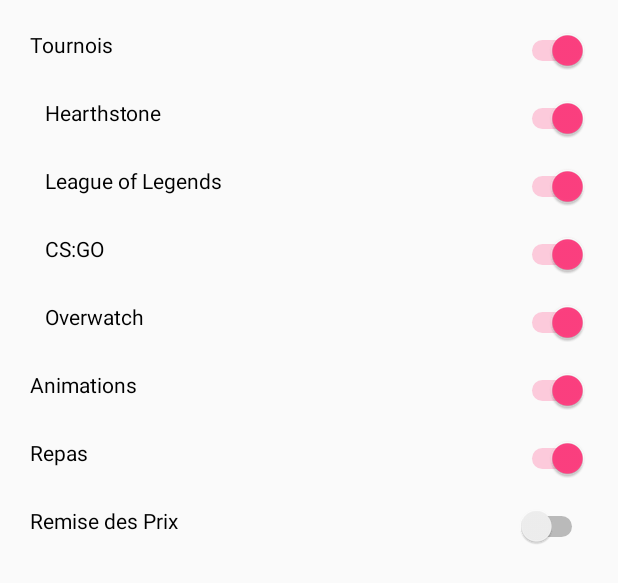
After one commit to Festigeek/fg_user_app, an Android app: the layout fragment_notification.xml on its own in the app's theme, with its tools: preview values and no code run, on a phone screen of 412 x 824 dp. The commit adds this screen. Shown: the top 583 px of the screen. Run offline under Robolectric (Android 15) with nearby library versions, the phone set to English and light mode, and no system bars.

Commit message:
fragment notification

```diff
--- /dev/null
+++ b/app/src/main/res/layout/fragment_notification.xml
@@ -0,0 +1,81 @@
+<LinearLayout xmlns:android="http://schemas.android.com/apk/res/android"
+    xmlns:tools="http://schemas.android.com/tools"
+    android:layout_width="match_parent"
+    android:paddingLeft="20dp"
+    android:paddingRight="20dp"
+    android:paddingTop="20dp"
+    android:orientation="vertical"
+    android:layout_height="match_parent"
+    tools:context="com.example.flavia.fg_user_app.NotificationFragment">
+
+    <!-- TODO: Update blank fragment layout -->
+
+
+    <Switch
+
+        android:id="@+id/all_tournaments"
+        android:layout_width="fill_parent"
+        android:layout_height="45dp"
+        android:checked="true"
+        android:gravity="start"
+        android:text="Tournois" />
+    <Switch
+
+        android:layout_marginStart="10dp"
+        android:id="@+id/hearthstone_switch"
+        android:layout_width="fill_parent"
+        android:layout_height="45dp"
+        android:text="Hearthstone"
+        android:checked="true"
+        android:gravity="start"/>
+    <Switch
+        android:layout_marginStart="10dp"
+        android:id="@+id/lol_switch"
+        android:layout_width="fill_parent"
+        android:layout_height="45dp"
+        android:text="League of Legends"
+        android:checked="true"
+        android:gravity="start"/>
+    <Switch
+        android:layout_marginStart="10dp"
+        android:id="@+id/csgo_switch"
+        android:layout_width="fill_parent"
+        android:layout_height="45dp"
+        android:text="CS:GO"
+        android:checked="true"
+        android:gravity="start"/>
+    <Switch
+        android:layout_marginStart="10dp"
+        android:id="@+id/ow_switch"
+        android:layout_width="fill_parent"
+        android:layout_height="45dp"
+        android:text="Overwatch"
+        android:checked="true"
+        android:gravity="start"/>
+    <Switch
+        android:id="@+id/animation"
+        android:layout_width="fill_parent"
+        android:layout_height="45dp"
+        android:text="Animations"
+        android:checked="true"
+        android:gravity="start"/>
+
+    <Switch
+        android:id="@+id/food"
+        android:layout_width="fill_parent"
+        android:layout_height="45dp"
+        android:text="Repas"
+        android:checked="true"
+        android:gravity="start"/>
+
+    <Switch
+        android:id="@+id/ceremony"
+        android:layout_width="fill_parent"
+        android:layout_height="45dp"
+        android:text="Remise des Prix"
+        android:checked="false"
+        android:gravity="start"/>
+
+
+
+</LinearLayout>
--- a/app/src/main/res/values/strings.xml
+++ b/app/src/main/res/values/strings.xml
@@ -25,4 +25,7 @@
     <string name="surname">Prénom</string>
     <string name="username">Nom d\'utilisateur</string>
     <string name="birthdate">Date de naissance</string>
+
+    <!-- TODO: Remove or change this placeholder text -->
+    <string name="hello_blank_fragment">Hello blank fragment</string>
 </resources>
```
Also changed, not shown: app/src/main/java/com/example/flavia/fg_user_app/NotificationFragment.java (added, +107 -0 lines).
